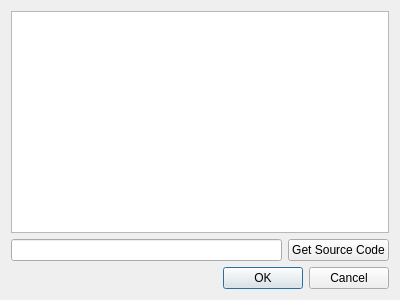
Above: simpledialog.ui from maritim/MovieManiacs before the change. Below: the same form after it.
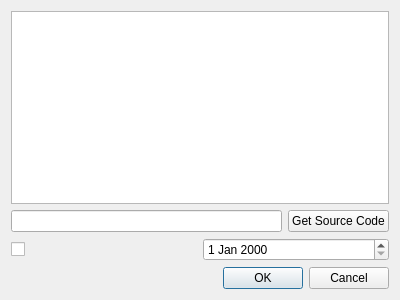
That is the form after the change.

Commit message: Edit Movie Feature and Bug Fixes

Diff of the .ui file:
```diff
--- a/simpledialog.ui
+++ b/simpledialog.ui
@@ -35,6 +35,20 @@
      </item>
     </layout>
    </item>
+   <item>
+    <layout class="QHBoxLayout" name="horizontalLayout_2">
+     <item>
+      <widget class="QCheckBox" name="checkBox">
+       <property name="text">
+        <string/>
+       </property>
+      </widget>
+     </item>
+     <item>
+      <widget class="QDateEdit" name="dateEdit"/>
+     </item>
+    </layout>
+   </item>
    <item>
     <widget class="QDialogButtonBox" name="buttonBox">
      <property name="orientation">
```
The commit also changes 24 other files.
